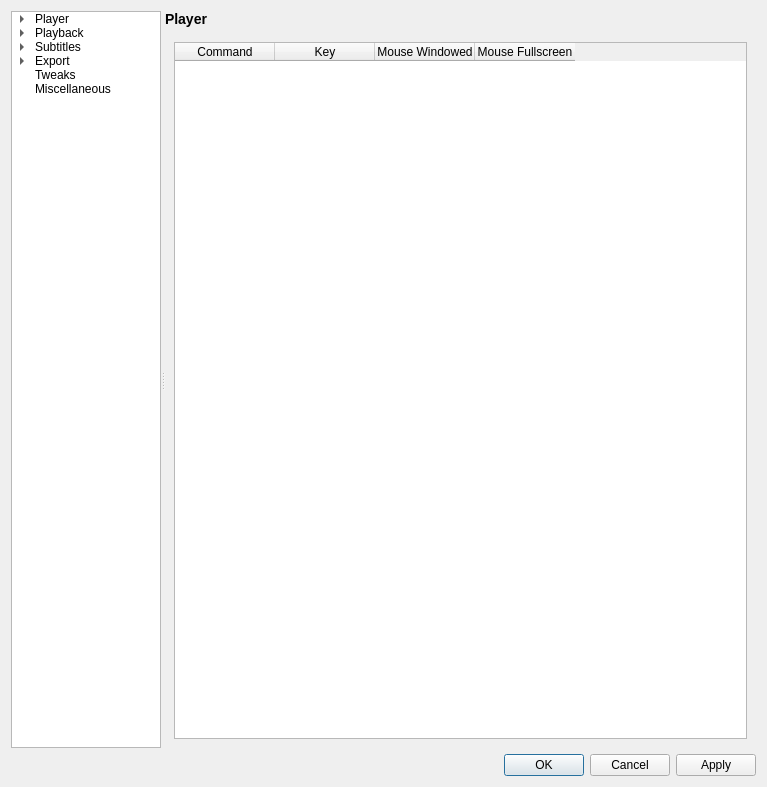
First picture: the form in settingswindow.ui, repository mpc-qt/mpc-qt, before the edit.
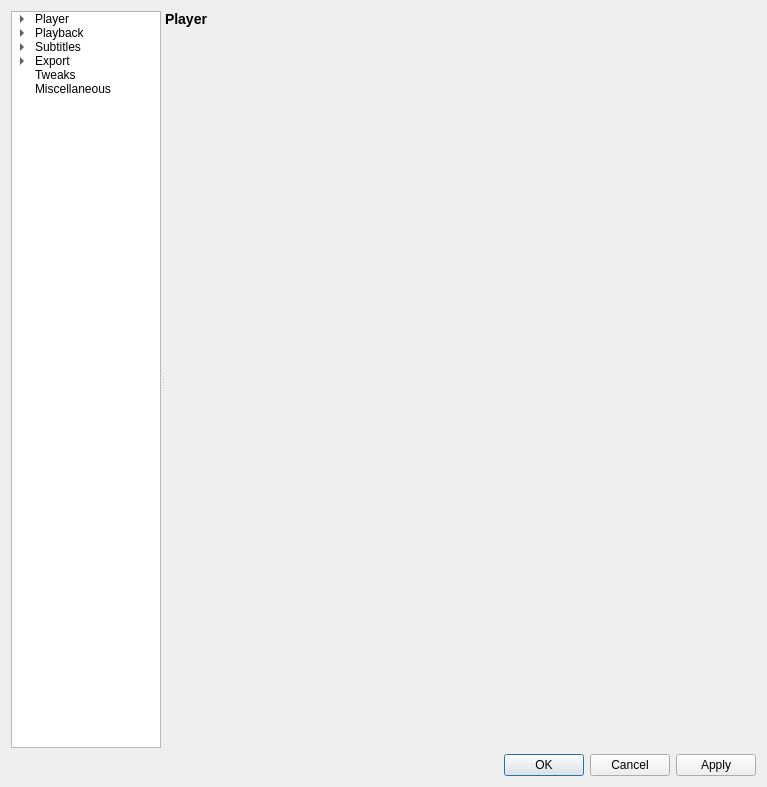
Second picture: the form after the edit. The open tabs and pages were chosen to show the change.

Commit message:
settingswindow: use custom action editor rather than dumb table
Still needs to be wired up, but overall looks good.

```diff
--- a/settingswindow.ui
+++ b/settingswindow.ui
@@ -398,32 +398,7 @@
           </layout>
          </widget>
          <widget class="QWidget" name="keysPage">
-          <layout class="QVBoxLayout" name="verticalLayout_9">
-           <item>
-            <widget class="QTableWidget" name="keysTable">
-             <column>
-              <property name="text">
-               <string>Command</string>
-              </property>
-             </column>
-             <column>
-              <property name="text">
-               <string>Key</string>
-              </property>
-             </column>
-             <column>
-              <property name="text">
-               <string>Mouse Windowed</string>
-              </property>
-             </column>
-             <column>
-              <property name="text">
-               <string>Mouse Fullscreen</string>
-              </property>
-             </column>
-            </widget>
-           </item>
-          </layout>
+          <layout class="QVBoxLayout" name="verticalLayout_9"/>
          </widget>
          <widget class="QWidget" name="logoPage">
           <layout class="QVBoxLayout" name="verticalLayout_10" stretch="1,0">
```
Left out of the diff: 2 changed lines with no effect on the pictures. The commit also changes 2 other files.
